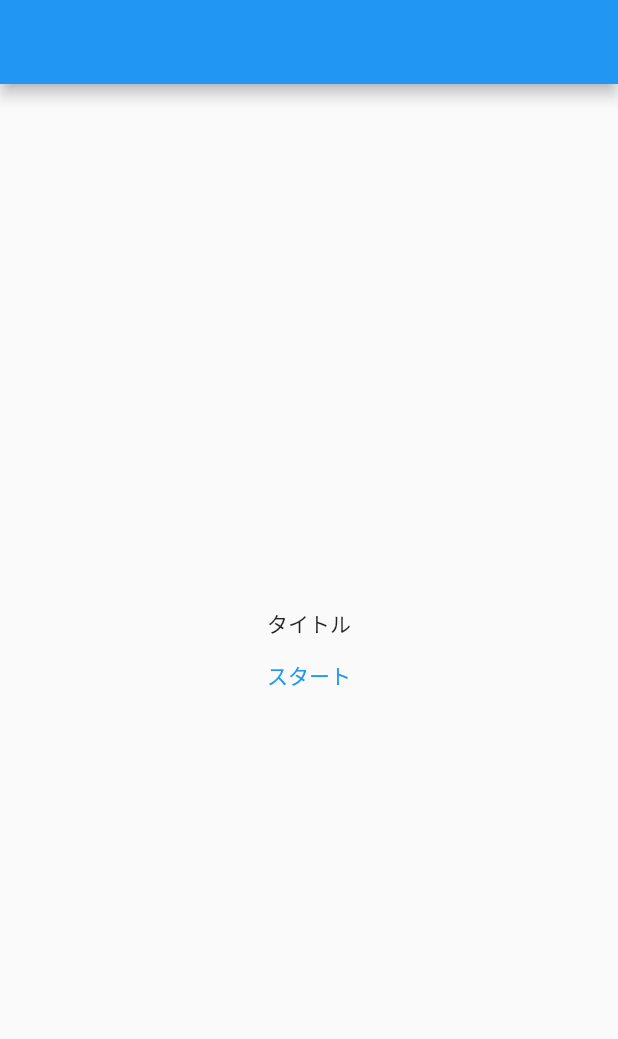
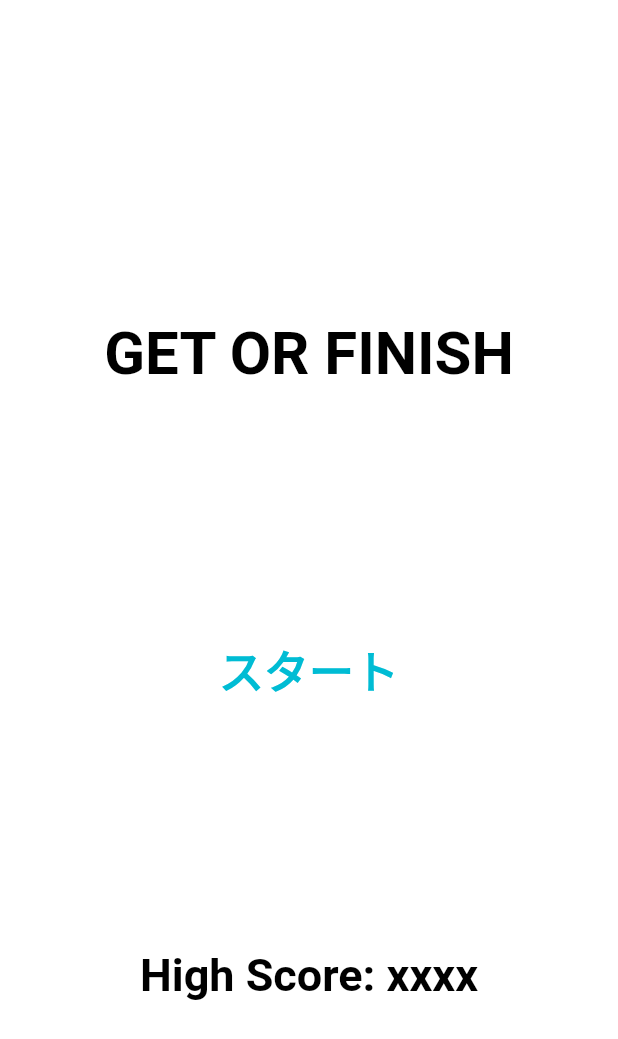
Before and after one commit to iseruuuuu/prize_get_app, a Flutter app: the screen it shows after launch, on a phone screen of 412 x 824 dp. Shown: the top 1039 px of the screen. Run offline on Flutter 3.47's test engine with Material 2 defaults, Android fonts, the phone set to English and light mode, and no system bars; our stand-ins replace get, permission_handler; missing offline and left inert: open_settings.

Commit message:
add: タイトルのUIを作成

```diff
--- a/lib/screen/home/home_screen.dart
+++ b/lib/screen/home/home_screen.dart
@@ -9,15 +9,41 @@ class HomeScreen extends StatelessWidget {
   Widget build(BuildContext context) {
     final controller = Get.put(HomeScreenController(), tag: '');
     return Scaffold(
-      appBar: AppBar(),
+      backgroundColor: Colors.white,
+      appBar: AppBar(
+        backgroundColor: Colors.white,
+        elevation: 0,
+      ),
       body: Center(
         child: Column(
-          mainAxisAlignment: MainAxisAlignment.center,
+          mainAxisAlignment: MainAxisAlignment.spaceEvenly,
           children: [
-            const Text('タイトル'),
+            const Text(
+              'GET OR FINISH',
+              style: TextStyle(
+                fontSize: 40,
+                fontWeight: FontWeight.bold,
+                color: Colors.black,
+              ),
+            ),
             TextButton(
-                onPressed: controller.onTap,
-                child: const Text('スタート'),
+              onPressed: controller.onTap,
+              child: const Text(
+                'スタート',
+                style: TextStyle(
+                  fontSize: 30,
+                  fontWeight: FontWeight.bold,
+                  color: Colors.cyan,
+                ),
+              ),
+            ),
+            const Text(
+              'High Score: xxxx',
+              style: TextStyle(
+                fontSize: 30,
+                fontWeight: FontWeight.bold,
+                color: Colors.black,
+              ),
             ),
           ],
         ),
--- a/lib/screen/home/home_screen_controller.dart
+++ b/lib/screen/home/home_screen_controller.dart
@@ -9,13 +9,4 @@ class HomeScreenController extends GetxController {
     Get.to(() => const GameScreen());
   }
 
-  void onTap2() {
-    //設定画面
-    openAppSettings();
-  }
-
-  void onTap3() {
-    //openAppSettings();
-    Permission.accessNotificationPolicy;
-  }
 }
```
